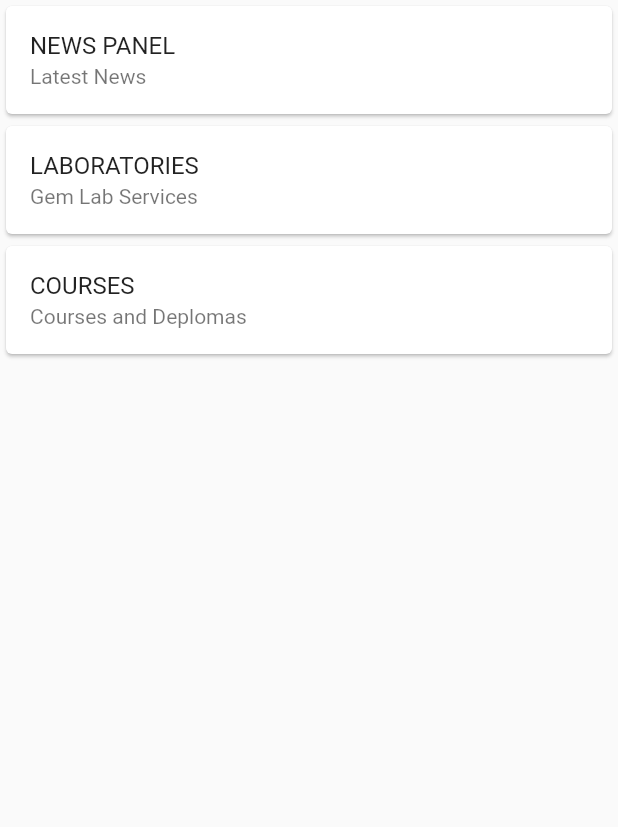
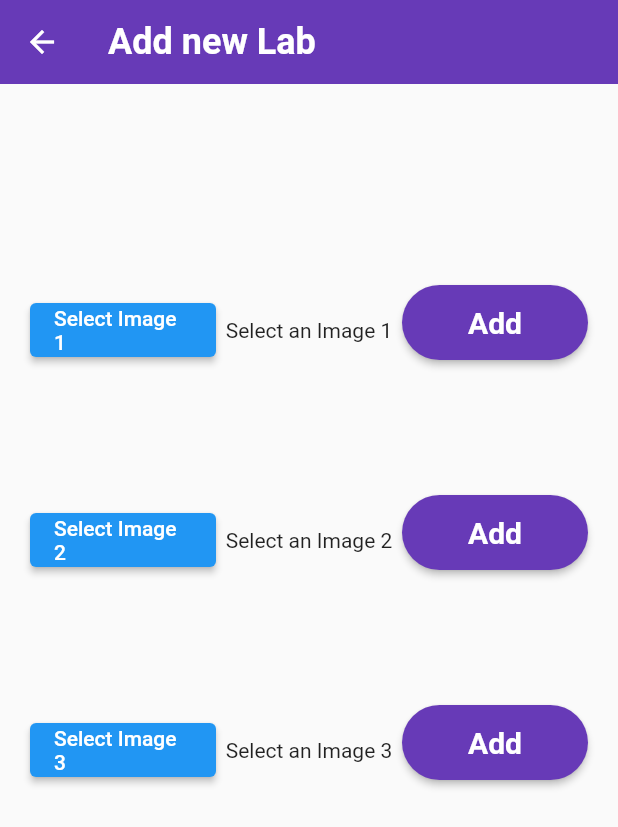
Before and after one commit to Ravindu78/finlaPRo-admin, a Flutter app: the KnowleadgePanel screen opened directly, after a tap on "NEWS PANEL", on a phone screen of 412 x 824 dp. Shown: the top 827 px of the screen. Run offline on Flutter 3.47's test engine with Material 2 defaults, Android fonts, the phone set to English and light mode, and no system bars; our stand-ins replace cloud_firestore, easy_sidemenu, file_picker, firebase_auth, firebase_core, firebase_storage; accounts and stored records are empty.

Commit message:
news panel

```diff
--- a/lib/knowleadge panel/knowleadgepanel_screen.dart
+++ b/lib/knowleadge panel/knowleadgepanel_screen.dart
@@ -1,6 +1,7 @@
 import 'package:flutter/material.dart';
 import 'package:sgm_admin/knowleadge%20panel/labs/addlabdetails_screen.dart';
 import 'package:sgm_admin/knowleadge%20panel/labs/recentltAded_labs_screen.dart';
+import 'package:sgm_admin/knowleadge%20panel/news%20panel/add_news_panel_screen.dart';
 
 class KnowleadgePanel extends StatefulWidget {
   const KnowleadgePanel({Key? key}) : super(key: key);
@@ -19,7 +20,14 @@ class _KnowleadgePanelState extends State<KnowleadgePanel> {
           children: [
             Card(
               child: ListTile(
-                onTap: (){},
+                onTap: (){
+                  Navigator.push<void>(
+                    context,
+                    MaterialPageRoute<void>(
+                      builder: (BuildContext context) => const News(),
+                    ),
+                  );
+                },
                 title: Text('NEWS PANEL'),
                 subtitle: Text(
                     'Latest News'
--- a/lib/knowleadge panel/labs/lab_Details_screen.dart
+++ b/lib/knowleadge panel/labs/lab_Details_screen.dart
@@ -20,7 +20,7 @@ class _LabDetailsState extends State<LabDetails> {
     return Scaffold(
       appBar: AppBar(
         elevation: 0.2,
-        backgroundColor: Colors.red,
+        backgroundColor: Colors.deepPurple,
         title: InkWell(
             onTap: (){
               //  Navigator.push(context, MaterialPageRoute(builder: (context)=> new HomePage()));
--- /dev/null
+++ b/lib/knowleadge panel/news panel/add_news_panel_screen.dart
@@ -0,0 +1,161 @@
+import 'dart:io';
+import 'dart:typed_data';
+
+import 'package:file_picker/file_picker.dart';
+import 'package:flutter/material.dart';
+import 'package:sgm_admin/reusable/reuse.dart';
+import 'package:sgm_admin/utils/color_utils.dart';
+
+import '../../../utils/color_utils.dart';
+
+class News extends StatefulWidget {
+  const News({Key? key}) : super(key: key);
+
+  @override
+  _NewsState createState() => _NewsState();
+}
+
+class _NewsState extends State<News> {
+  File? file;
+  late String imagePath;
+  late Uint8List fileBytes;
+  String fileName = '';
+
+  @override
+  Widget build(BuildContext context) {
+    return Scaffold(
+      extendBodyBehindAppBar: true,
+      appBar: AppBar(
+        backgroundColor: Colors.deepPurple,
+        elevation: 0,
+        title: const Text(
+          "Add new Lab",
+          style: TextStyle(fontSize: 24, fontWeight: FontWeight.bold),
+        ),
+      ),
+      body: Container(
+          width: MediaQuery.of(context).size.width,
+          height: MediaQuery.of(context).size.height,
+
+          child: SingleChildScrollView(
+              child: Padding(
+            padding: EdgeInsets.fromLTRB(20, 120, 20, 0),
+            child: Column(
+              children: <Widget>[
+                /////======================BUTTON 1===================
+                SizedBox(
+                  height: 60,
+                ),
+
+                Row(
+                  children: [
+                    Expanded(
+                      child: ElevatedButton(
+                        onPressed: () {
+                          selectImage();
+                        },
+                        child: Text('Select Image 1'),
+                      ),
+                    ),
+                    Expanded(
+                      child: (fileName == '')
+                          ? Center(
+                              child: Text('Select an Image 1'),
+                            )
+                          : Center(
+                              child: Text(fileName),
+                            ),
+                    ),
+                    Expanded(
+                      child: firebaseUIButton5(
+                        context,
+                        "Add",
+                        () {},
+                      ),
+                    ),
+                  ],
+                ),
+
+                /////======================BUTTON 2===================
+                SizedBox(
+                  height: 60,
+                ),
+
+                Row(
+                  children: [
+                    Expanded(
+                      child: ElevatedButton(
+                        onPressed: () {
+                          selectImage();
+                        },
+                        child: Text('Select Image 2'),
+                      ),
+                    ),
+                    Expanded(
+                      child: (fileName == '')
+                          ? Center(
+                              child: Text('Select an Image 2'),
+                            )
+                          : Center(
+                              child: Text(fileName),
+                            ),
+                    ),
+                    Expanded(
+                      child: firebaseUIButton5(
+                        context,
+                        "Add",
+                        () {},
+                      ),
+                    ),
+                  ],
+                ),
+
+                /////======================BUTTON 3===================
+                SizedBox(
+                  height: 60,
+                ),
+                Row(
+                  children: [
+                    Expanded(
+                      child: ElevatedButton(
+                        onPressed: () {
+                          selectImage();
+                        },
+                        child: Text('Select Image 3'),
+                      ),
+                    ),
+                    Expanded(
+                      child: (fileName == '')
+                          ? Center(
+                              child: Text('Select an Image 3'),
+                            )
+                          : Center(
+                              child: Text(fileName),
+                            ),
+                    ),
+                    Expanded(
+                      child: firebaseUIButton5(
+                        context,
+                        "Add",
+                        () {},
+                      ),
+                    ),
+                  ],
+                ),
+              ],
+            ),
+          ))),
+    );
+  }
+
+  Future selectImage() async {
+    FilePickerResult? result = await FilePicker.platform.pickFiles();
+
+    if (result != null) {
+      fileBytes = result.files.first.bytes!;
+      setState(() {
+        fileName = result.files.first.name;
+      });
+    }
+  }
+}
--- a/lib/reusable/reuse.dart
+++ b/lib/reusable/reuse.dart
@@ -153,3 +153,31 @@ TextFormField reusableTextField4(String text, IconData icon, bool isPasswordType
   );
 
 }
+
+Container firebaseUIButton5(BuildContext context, String title, Function onTap) {
+  return Container(
+    width: 200,
+    height: 50,
+    margin: const EdgeInsets.fromLTRB(0, 10, 0, 20),
+    decoration: BoxDecoration(borderRadius: BorderRadius.circular(90)),
+    child: ElevatedButton(
+      onPressed: () {
+        onTap();
+      },
+      child: Text(
+        title,
+        style: const TextStyle(
+            color: Colors.white, fontWeight: FontWeight.bold, fontSize: 20),
+      ),
+      style: ButtonStyle(
+          backgroundColor: MaterialStateProperty.resolveWith((states) {
+            if (states.contains(MaterialState.pressed)) {
+              return Colors.black26;
+            }
+            return Colors.deepPurple;
+          }),
+          shape: MaterialStateProperty.all<RoundedRectangleBorder>(
+              RoundedRectangleBorder(borderRadius: BorderRadius.circular(30)))),
+    ),
+  );
+}
```
Also changed, not shown: lib/knowleadge panel/courses.dart (added), lib/knowleadge panel/news panel/add_news.dart (added).
